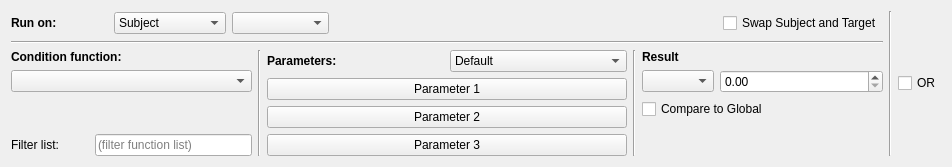
Before: the Qt Designer form native/src/DovahKit/ui/form_windows/odds_and_ends/condition_edit.ui in DavidJCobb/DovahKit, drawn with Qt 5.
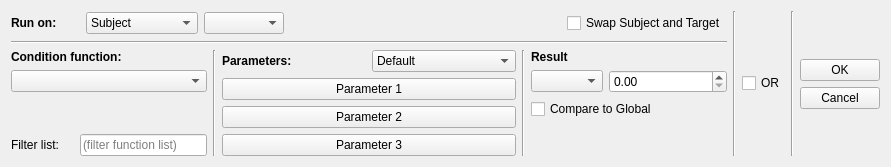
After: the same form once the commit is applied.

Commit message:
Started work on the condition editing UI
Changed the sizing of some elements in the Quest dialog, so that the dialogue condition list is a little more comfortable to view.

You can now double-click a condition in a condition list in order to open an edit modal. The edit modal currently displays some values, but cannot save changes to any values: it can display the run-on-type, "swap subject and target" flag, unction, comparison operator, comparison float operand, and "or" flag.

Patch:
```diff
--- a/native/src/DovahKit/ui/form_windows/odds_and_ends/condition_edit.ui
+++ b/native/src/DovahKit/ui/form_windows/odds_and_ends/condition_edit.ui
@@ -6,14 +6,14 @@
    <rect>
     <x>0</x>
     <y>0</y>
-    <width>952</width>
+    <width>891</width>
     <height>167</height>
    </rect>
   </property>
   <property name="windowTitle">
    <string>Condition</string>
   </property>
-  <layout class="QGridLayout" name="gridLayout_2" columnstretch="2,0,3,0,2,0,0">
+  <layout class="QGridLayout" name="gridLayout_2" columnstretch="2,0,3,0,2,0,0,0,0">
    <item row="1" column="0" colspan="5">
     <widget class="Line" name="line_2">
      <property name="orientation">
@@ -158,6 +158,61 @@
      </property>
     </widget>
    </item>
+   <item row="0" column="8" rowspan="3">
+    <layout class="QVBoxLayout" name="layoutExit">
+     <item>
+      <spacer name="verticalSpacer_3">
+       <property name="orientation">
+        <enum>Qt::Vertical</enum>
+       </property>
+       <property name="sizeHint" stdset="0">
+        <size>
+         <width>0</width>
+         <height>0</height>
+        </size>
+       </property>
+      </spacer>
+     </item>
+     <item>
+      <widget class="QPushButton" name="buttonOK">
+       <property name="text">
+        <string>OK</string>
+       </property>
+      </widget>
+     </item>
+     <item>
+      <widget class="QPushButton" name="buttonCancel">
+       <property name="text">
+        <string>Cancel</string>
+       </property>
+      </widget>
+     </item>
+     <item>
+      <spacer name="verticalSpacer_4">
+       <property name="orientation">
+        <enum>Qt::Vertical</enum>
+       </property>
+       <property name="sizeHint" stdset="0">
+        <size>
+         <width>0</width>
+         <height>0</height>
+        </size>
+       </property>
+      </spacer>
+     </item>
+    </layout>
+   </item>
+   <item row="0" column="6" rowspan="3">
+    <layout class="QGridLayout" name="gridLayout_4">
+     <item row="0" column="0">
+      <widget class="QCheckBox" name="flagOr">
+       <property name="text">
+        <string>OR</string>
+       </property>
+      </widget>
+     </item>
+    </layout>
+   </item>
    <item row="2" column="0">
     <layout class="QGridLayout" name="layoutFunction" columnstretch="1,2">
      <item row="1" column="0" colspan="2">
@@ -370,16 +425,12 @@
      </property>
     </widget>
    </item>
-   <item row="0" column="6" rowspan="3">
-    <layout class="QGridLayout" name="gridLayout_4">
-     <item row="0" column="0">
-      <widget class="QCheckBox" name="flagOr">
-       <property name="text">
-        <string>OR</string>
-       </property>
-      </widget>
-     </item>
-    </layout>
+   <item row="0" column="7" rowspan="3">
+    <widget class="Line" name="line_5">
+     <property name="orientation">
+      <enum>Qt::Vertical</enum>
+     </property>
+    </widget>
    </item>
   </layout>
  </widget>
```
The commit also changes 9 other files.
